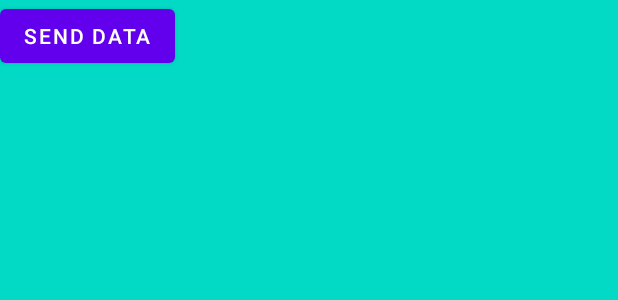
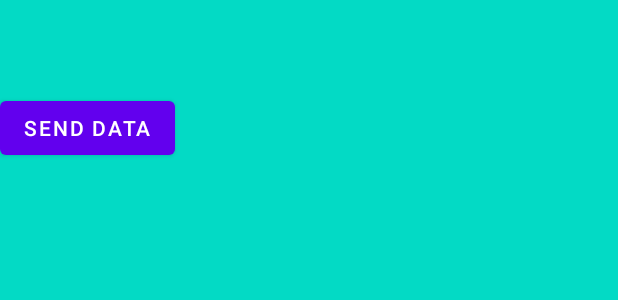
Before and after one commit to gitSanjoo/AndroidTraining, an Android app: the layout fragment_one.xml on its own in the app's theme, with its tools: preview values and no code run, on a phone screen of 412 x 824 dp. Shown: the top 300 px of the screen. Run offline under Robolectric (Android 15) with nearby library versions, the phone set to English and light mode, and no system bars.

```diff
--- a/app/build.gradle
+++ b/app/build.gradle
@@ -38,6 +38,7 @@ dependencies {
     implementation 'androidx.appcompat:appcompat:1.4.1'
     implementation 'com.google.android.material:material:1.5.0'
     implementation 'androidx.constraintlayout:constraintlayout:2.1.4'
+    implementation 'androidx.core:core-ktx:1.9.0'
     testImplementation 'junit:junit:4.13.2'
     androidTestImplementation 'androidx.test.ext:junit:1.1.3'
     androidTestImplementation 'androidx.test.espresso:espresso-core:3.4.0'
--- a/app/src/main/res/layout/activity_1.xml
+++ b/app/src/main/res/layout/activity_1.xml
@@ -20,7 +20,7 @@
         android:id="@+id/btnF2"
         android:layout_width="0dp"
         android:layout_height="wrap_content"
-        android:text="button1"
+        android:text="button2"
         app:layout_constraintStart_toEndOf="@+id/btnF1"
         app:layout_constraintEnd_toEndOf="parent"
         app:layout_constraintTop_toTopOf="parent"/>
--- a/app/src/main/res/layout/fragment_one.xml
+++ b/app/src/main/res/layout/fragment_one.xml
@@ -1,11 +1,11 @@
 <?xml version="1.0" encoding="utf-8"?>
-<FrameLayout xmlns:android="http://schemas.android.com/apk/res/android"
+<androidx.constraintlayout.widget.ConstraintLayout xmlns:android="http://schemas.android.com/apk/res/android"
     xmlns:tools="http://schemas.android.com/tools"
     android:layout_width="match_parent"
     android:layout_height="match_parent"
+    xmlns:app="http://schemas.android.com/apk/res-auto"
     tools:context=".prep.FragmentOne"
-    android:background="@color/teal_200"
-    >
+    android:background="@color/teal_200">
 
     <!-- TODO: Update blank fragment layout -->
     <EditText
@@ -14,11 +14,16 @@
         android:layout_height="wrap_content"
         android:textSize="30sp"
         android:textColor="@color/black"
+        app:layout_constraintStart_toStartOf="parent"
+        app:layout_constraintTop_toTopOf="parent"
         />
     <Button
+        android:id="@+id/f1_sendBtn"
         android:layout_width="wrap_content"
         android:layout_height="wrap_content"
         android:text="send data"
+        app:layout_constraintStart_toStartOf="parent"
+        app:layout_constraintTop_toBottomOf="@+id/f1_et_name"
         />
 
-</FrameLayout>
+</androidx.constraintlayout.widget.ConstraintLayout>
--- a/app/src/main/res/layout/fragment_two.xml
+++ b/app/src/main/res/layout/fragment_two.xml
@@ -1,4 +1,5 @@
 <?xml version="1.0" encoding="utf-8"?>
+<layout>
     <FrameLayout xmlns:android="http://schemas.android.com/apk/res/android"
         xmlns:tools="http://schemas.android.com/tools"
         android:layout_width="match_parent"
@@ -12,6 +13,7 @@
             android:layout_height="match_parent"
             android:textColor="@color/white"
             android:background="@color/teal_700"
-        android:text="@string/hello_blank_fragment" />
+            />
 
     </FrameLayout>
+</layout>
--- a/build.gradle
+++ b/build.gradle
@@ -2,5 +2,5 @@
 plugins {
     id 'com.android.application' version '7.4.0' apply false
     id 'com.android.library' version '7.4.0' apply false
-    id 'org.jetbrains.kotlin.android' version '1.8.20' apply false
+    id 'org.jetbrains.kotlin.android' version '1.9.20-RC' apply false
 }
```
Also changed, not shown: app/src/main/java/com/sanjoo/androidtraining/prep/Activity1.kt (+7 -0 lines), app/src/main/java/com/sanjoo/androidtraining/prep/FragmentOne.kt (+25 -5 lines), app/src/main/java/com/sanjoo/androidtraining/prep/FragmentTwo.kt (+21 -1 lines). Lines whose indentation alone changed are shown as unchanged.
